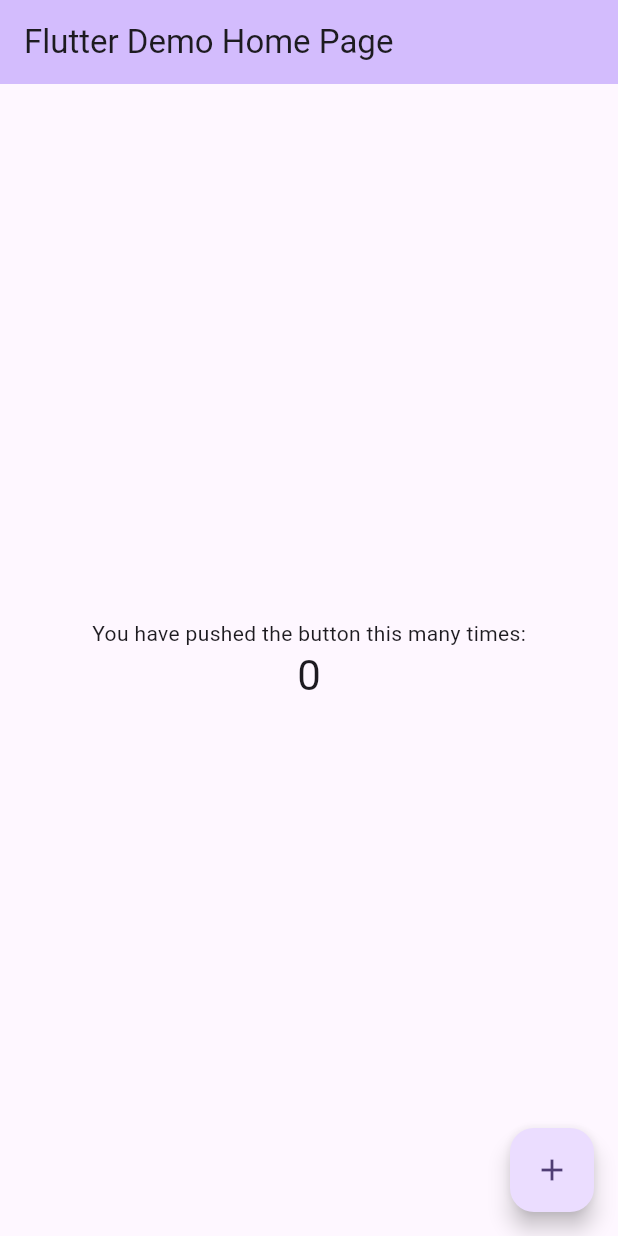
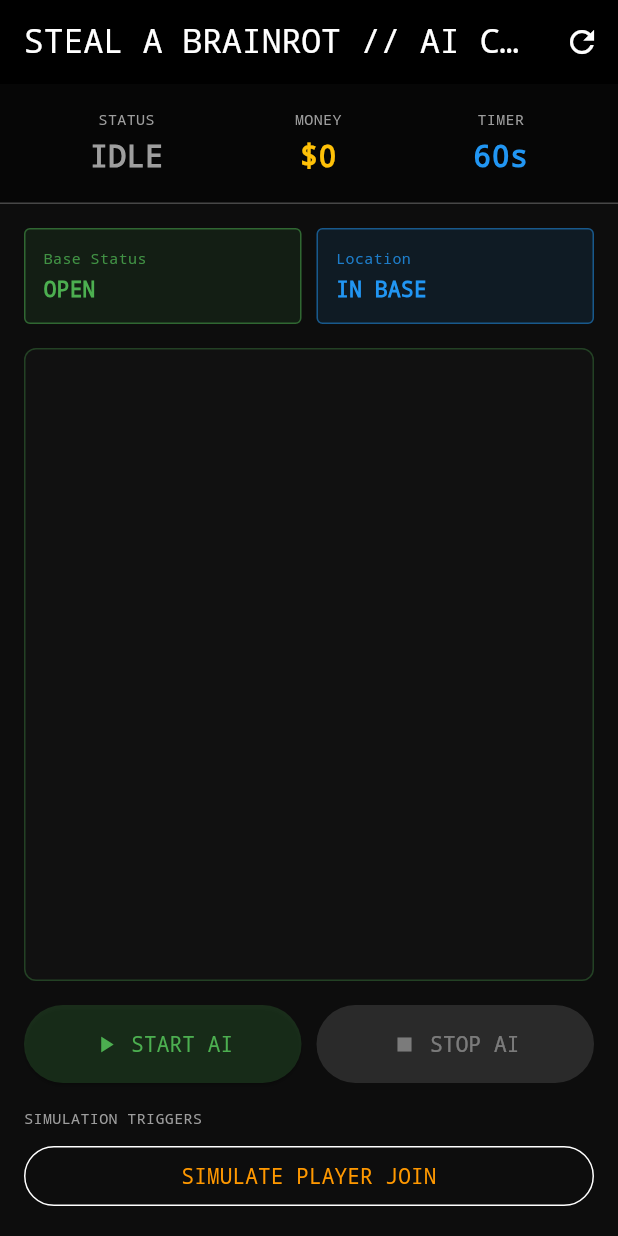
Before and after one commit to could-ai/019ae2fb-cddc-7c85-a335-59fbb22728a9, a Flutter app: the screen it shows after launch, on a phone screen of 412 x 824 dp. Run offline on Flutter 3.47's test engine with Material 3 defaults, Android fonts, the phone set to English and light mode, and no system bars.

Commit message:
Updated main.dart to set up the app with a dark 'hacker' theme and route to the new DashboardScreen.; Created dashboard_screen.dart with the core AI simulation logic: money collection loop, base timer, and player join event handling.

```diff
--- a/usr/lib/main.dart
+++ b/usr/lib/main.dart
@@ -1,4 +1,5 @@
 import 'package:flutter/material.dart';
+import 'screens/dashboard_screen.dart';
 
 void main() {
   runApp(const MyApp());
@@ -7,117 +8,28 @@ void main() {
 class MyApp extends StatelessWidget {
   const MyApp({super.key});
 
-  // This widget is the root of your application.
   @override
   Widget build(BuildContext context) {
     return MaterialApp(
-      title: 'Flutter Demo',
+      title: 'Brainrot AI Controller',
       debugShowCheckedModeBanner: false,
       theme: ThemeData(
-        // This is the theme of your application.
-        //
-        // TRY THIS: Try running your application with "flutter run". You'll see
-        // the application has a purple toolbar. Then, without quitting the app,
-        // try changing the seedColor in the colorScheme below to Colors.green
-        // and then invoke "hot reload" (save your changes or press the "hot
-        // reload" button in a Flutter-supported IDE, or press "r" if you used
-        // the command line to start the app).
-        //
-        // Notice that the counter didn't reset back to zero; the application
-        // state is not lost during the reload. To reset the state, use hot
-        // restart instead.
-        //
-        // This works for code too, not just values: Most code changes can be
-        // tested with just a hot reload.
-        colorScheme: ColorScheme.fromSeed(seedColor: Colors.deepPurple),
+        brightness: Brightness.dark,
+        primaryColor: const Color(0xFF00FF41), // Matrix Green
+        scaffoldBackgroundColor: const Color(0xFF0D0D0D),
+        colorScheme: const ColorScheme.dark(
+          primary: Color(0xFF00FF41),
+          secondary: Color(0xFF008F11),
+          surface: Color(0xFF1A1A1A),
+          error: Color(0xFFFF3333),
+        ),
+        useMaterial3: true,
+        fontFamily: 'Courier', // Monospace for code/hacker feel
       ),
       initialRoute: '/',
       routes: {
-        '/': (context) => const MyHomePage(title: 'Flutter Demo Home Page'),
+        '/': (context) => const DashboardScreen(),
       },
     );
   }
 }
-
-class MyHomePage extends StatefulWidget {
-  const MyHomePage({super.key, required this.title});
-
-  // This widget is the home page of your application. It is stateful, meaning
-  // that it has a State object (defined below) that contains fields that affect
-  // how it looks.
-
-  // This class is the configuration for the state. It holds the values (in this
-  // case the title) provided by the parent (in this case the App widget) and
-  // used by the build method of the State. Fields in a Widget subclass are
-  // always marked "final".
-
-  final String title;
-
-  @override
-  State<MyHomePage> createState() => _MyHomePageState();
-}
-
-class _MyHomePageState extends State<MyHomePage> {
-  int _counter = 0;
-
-  void _incrementCounter() {
-    setState(() {
-      // This call to setState tells the Flutter framework that something has
-      // changed in this State, which causes it to rerun the build method below
-      // so that the display can reflect the updated values. If we changed
-      // _counter without calling setState(), then the build method would not be
-      // called again, and so nothing would appear to happen.
-      _counter++;
-    });
-  }
-
-  @override
-  Widget build(BuildContext context) {
-    // This method is rerun every time setState is called, for instance as done
-    // by the _incrementCounter method above.
-    //
-    // The Flutter framework has been optimized to make rerunning build methods
-    // fast, so that you can just rebuild anything that needs updating rather
-    // than having to individually change instances of widgets.
-    return Scaffold(
-      appBar: AppBar(
-        // TRY THIS: Try changing the color here to a specific color (to
-        // Colors.amber, perhaps?) and trigger a hot reload to see the AppBar
-        // change color while the other colors stay the same.
-        backgroundColor: Theme.of(context).colorScheme.inversePrimary,
-        // Here we take the value from the MyHomePage object that was created by
-        // the App.build method, and use it to set our appbar title.
-        title: Text(widget.title),
-      ),
-      body: Center(
-        // Center is a layout widget. It takes a single child and positions it
-        // in the middle of the parent.
-        child: Column(
-          // Column is also a layout widget. It takes a list of children and
-          // arranges them vertically. By default, it sizes itself to fit its
-          // children horizontally, and tries to be as tall as its parent.
-          //
-          // Column has various properties to control how it sizes itself and
-          // how it positions its children. Here we use mainAxisAlignment to
-          // center the children vertically; the main axis here is the vertical
-          // axis because Columns are vertical (the cross axis would be
-          // horizontal).
-          //
-          // TRY THIS: Invoke "debug painting" (choose the "Toggle Debug Paint"
-          // action in the IDE, or press "p" in the console), to see the
-          // wireframe for each widget.
-          mainAxisAlignment: MainAxisAlignment.center,
-          children: <Widget>[
-            const Text('You have pushed the button this many times:'),
-            Text('$_counter', style: Theme.of(context).textTheme.headlineMedium),
-          ],
-        ),
-      ),
-      floatingActionButton: FloatingActionButton(
-        onPressed: _incrementCounter,
-        tooltip: 'Increment',
-        child: const Icon(Icons.add),
-      ), // This trailing comma makes auto-formatting nicer for build methods.
-    );
-  }
-}
--- /dev/null
+++ b/usr/lib/screens/dashboard_screen.dart
@@ -0,0 +1,317 @@
+import 'dart:async';
+import 'package:flutter/material.dart';
+
+class DashboardScreen extends StatefulWidget {
+  const DashboardScreen({super.key});
+
+  @override
+  State<DashboardScreen> createState() => _DashboardScreenState();
+}
+
+class _DashboardScreenState extends State<DashboardScreen> {
+  // AI State
+  bool _isAiActive = false;
+  bool _isBaseOpen = true;
+  bool _isInBase = true;
+  int _moneyCollected = 0;
+
+  // Timers
+  Timer? _collectionTimer;
+  Timer? _baseTimer;
+  int _baseTimerSeconds = 60; // Default 60 seconds before closing base
+  int _currentTimerSeconds = 60;
+
+  // Logs
+  final List<String> _logs = [];
+  final ScrollController _scrollController = ScrollController();
+
+  @override
+  void dispose() {
+    _stopAllActions();
+    _scrollController.dispose();
+    super.dispose();
+  }
+
+  void _addLog(String message) {
+    setState(() {
+      _logs.add("[${DateTime.now().toIso8601String().substring(11, 19)}] $message");
+    });
+    // Auto-scroll to bottom
+    WidgetsBinding.instance.addPostFrameCallback((_) {
+      if (_scrollController.hasClients) {
+        _scrollController.animateTo(
+          _scrollController.position.maxScrollExtent,
+          duration: const Duration(milliseconds: 300),
+          curve: Curves.easeOut,
+        );
+      }
+    });
+  }
+
+  void _startAi() {
+    if (_isAiActive) return;
+
+    setState(() {
+      _isAiActive = true;
+      _isBaseOpen = true;
+      _isInBase = true;
+      _currentTimerSeconds = _baseTimerSeconds;
+    });
+
+    _addLog("AI STARTED. Initializing sequence...");
+    _addLog("Status: In Base, Base Open.");
+
+    // Start Money Collection Loop
+    _collectionTimer = Timer.periodic(const Duration(seconds: 2), (timer) {
+      _collectMoney();
+    });
+
+    // Start Base Timer Countdown
+    _baseTimer = Timer.periodic(const Duration(seconds: 1), (timer) {
+      setState(() {
+        if (_currentTimerSeconds > 0) {
+          _currentTimerSeconds--;
+        } else {
+          _handleTimerExpiry();
+        }
+      });
+    });
+  }
+
+  void _stopAllActions() {
+    _collectionTimer?.cancel();
+    _baseTimer?.cancel();
+    setState(() {
+      _isAiActive = false;
+    });
+    _addLog("AI STOPPED. All actions halted.");
+  }
+
+  void _collectMoney() {
+    if (!_isInBase) return; // Can't collect if not in base (assumption)
+
+    // Simulate collecting random amount
+    int amount = 100 + (DateTime.now().millisecond % 50);
+    setState(() {
+      _moneyCollected += amount;
+    });
+    _addLog("Collected \$$amount from Brainrot.");
+  }
+
+  void _handleTimerExpiry() {
+    _baseTimer?.cancel();
+    _closeBase();
+  }
+
+  void _closeBase() {
+    if (!_isBaseOpen) return;
+    setState(() {
+      _isBaseOpen = false;
+    });
+    _addLog("TIMER EXPIRED. Closing Base to secure loot.");
+  }
+
+  void _leaveBase() {
+    if (!_isInBase) return;
+    setState(() {
+      _isInBase = false;
+    });
+    _addLog("Leaving Base immediately.");
+  }
+
+  // Simulation Triggers
+  void _simulatePlayerJoin() {
+    _addLog("ALERT: New Player Joined Server!");
+
+    if (_isInBase) {
+      _leaveBase();
+    }
+
+    _stopAllActions();
+    _addLog("SAFETY PROTOCOL: Disconnected to avoid detection.");
+  }
+
+  @override
+  Widget build(BuildContext context) {
+    return Scaffold(
+      appBar: AppBar(
+        title: const Text("STEAL A BRAINROT // AI CONTROL"),
+        backgroundColor: Colors.black,
+        elevation: 0,
+        actions: [
+          IconButton(
+            icon: const Icon(Icons.refresh),
+            onPressed: () {
+              _stopAllActions();
+              setState(() {
+                _moneyCollected = 0;
+                _logs.clear();
+                _isBaseOpen = true;
+                _isInBase = true;
+                _currentTimerSeconds = _baseTimerSeconds;
+              });
+              _addLog("System Reset.");
+            },
+          )
+        ],
+      ),
+      body: Column(
+        children: [
+          // Status Dashboard
+          Container(
+            padding: const EdgeInsets.all(16),
+            color: Colors.black54,
+            child: Row(
+              mainAxisAlignment: MainAxisAlignment.spaceAround,
+              children: [
+                _buildStatusCard("STATUS", _isAiActive ? "RUNNING" : "IDLE", _isAiActive ? Colors.green : Colors.grey),
+                _buildStatusCard("MONEY", "\$$_moneyCollected", Colors.amber),
+                _buildStatusCard("TIMER", "${_currentTimerSeconds}s", _currentTimerSeconds < 10 ? Colors.red : Colors.blue),
+              ],
+            ),
+          ),
+
+          const Divider(height: 1, color: Colors.white24),
+
+          // Detailed State
+          Padding(
+            padding: const EdgeInsets.all(16.0),
+            child: Row(
+              children: [
+                Expanded(child: _buildStateIndicator("Base Status", _isBaseOpen ? "OPEN" : "CLOSED", _isBaseOpen ? Colors.green : Colors.red)),
+                const SizedBox(width: 10),
+                Expanded(child: _buildStateIndicator("Location", _isInBase ? "IN BASE" : "LEFT BASE", _isInBase ? Colors.blue : Colors.orange)),
+              ],
+            ),
+          ),
+
+          // Logs Area
+          Expanded(
+            child: Container(
+              margin: const EdgeInsets.symmetric(horizontal: 16),
+              decoration: BoxDecoration(
+                color: const Color(0xFF111111),
+                border: Border.all(color: Colors.green.withOpacity(0.3)),
+                borderRadius: BorderRadius.circular(8),
+              ),
+              child: ListView.builder(
+                controller: _scrollController,
+                padding: const EdgeInsets.all(8),
+                itemCount: _logs.length,
+                itemBuilder: (context, index) {
+                  return Padding(
+                    padding: const EdgeInsets.symmetric(vertical: 2),
+                    child: Text(
+                      _logs[index],
+                      style: const TextStyle(
+                        fontFamily: 'Courier',
+                        fontSize: 12,
+                        color: Colors.greenAccent,
+                      ),
+                    ),
+                  );
+                },
+              ),
+            ),
+          ),
+
+          // Controls
+          Padding(
+            padding: const EdgeInsets.all(16.0),
+            child: Column(
+              crossAxisAlignment: CrossAxisAlignment.stretch,
+              children: [
+                Row(
+                  children: [
+                    Expanded(
+                      child: ElevatedButton.icon(
+                        onPressed: _isAiActive ? null : _startAi,
+                        icon: const Icon(Icons.play_arrow),
+                        label: const Text("START AI"),
+                        style: ElevatedButton.styleFrom(
+                          backgroundColor: Colors.green.withOpacity(0.2),
+                          foregroundColor: Colors.green,
+                          padding: const EdgeInsets.symmetric(vertical: 16),
+                        ),
+                      ),
+                    ),
+                    const SizedBox(width: 10),
+                    Expanded(
+                      child: ElevatedButton.icon(
+                        onPressed: !_isAiActive ? null : _stopAllActions,
+                        icon: const Icon(Icons.stop),
+                        label: const Text("STOP AI"),
+                        style: ElevatedButton.styleFrom(
+                          backgroundColor: Colors.red.withOpacity(0.2),
+                          foregroundColor: Colors.red,
+                          padding: const EdgeInsets.symmetric(vertical: 16),
+                        ),
+                      ),
+                    ),
+                  ],
+                ),
+                const SizedBox(height: 16),
+                const Text("SIMULATION TRIGGERS", style: TextStyle(color: Colors.grey, fontSize: 10)),
+                const SizedBox(height: 8),
+                Row(
+                  children: [
+                    Expanded(
+                      child: OutlinedButton(
+                        onPressed: _simulatePlayerJoin,
+                        style: OutlinedButton.styleFrom(foregroundColor: Colors.orange),
+                        child: const Text("SIMULATE PLAYER JOIN"),
+                      ),
+                    ),
+                  ],
+                ),
+              ],
+            ),
+          ),
+        ],
+      ),
+    );
+  }
+
+  Widget _buildStatusCard(String label, String value, Color color) {
+    return Column(
+      children: [
+        Text(label, style: const TextStyle(color: Colors.grey, fontSize: 10)),
+        const SizedBox(height: 4),
+        Text(
+          value,
+          style: TextStyle(
+            color: color,
+            fontSize: 20,
+            fontWeight: FontWeight.bold,
+            fontFamily: 'Courier',
+          ),
+        ),
+      ],
+    );
+  }
+
+  Widget _buildStateIndicator(String label, String value, Color color) {
+    return Container(
+      padding: const EdgeInsets.all(12),
+      decoration: BoxDecoration(
+        color: color.withOpacity(0.1),
+        border: Border.all(color: color.withOpacity(0.5)),
+        borderRadius: BorderRadius.circular(4),
+      ),
+      child: Column(
+        crossAxisAlignment: CrossAxisAlignment.start,
+        children: [
+          Text(label, style: TextStyle(color: color.withOpacity(0.8), fontSize: 10)),
+          const SizedBox(height: 4),
+          Text(
+            value,
+            style: TextStyle(
+              color: color,
+              fontWeight: FontWeight.bold,
+            ),
+          ),
+        ],
+      ),
+    );
+  }
+}
```
